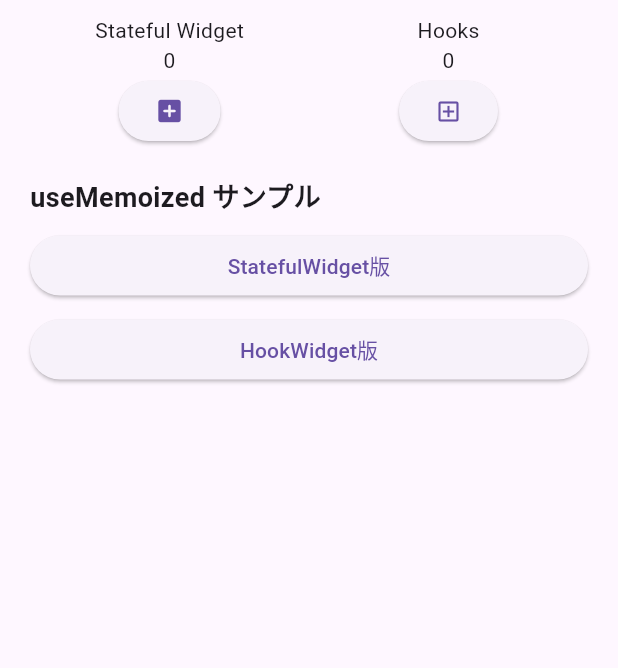
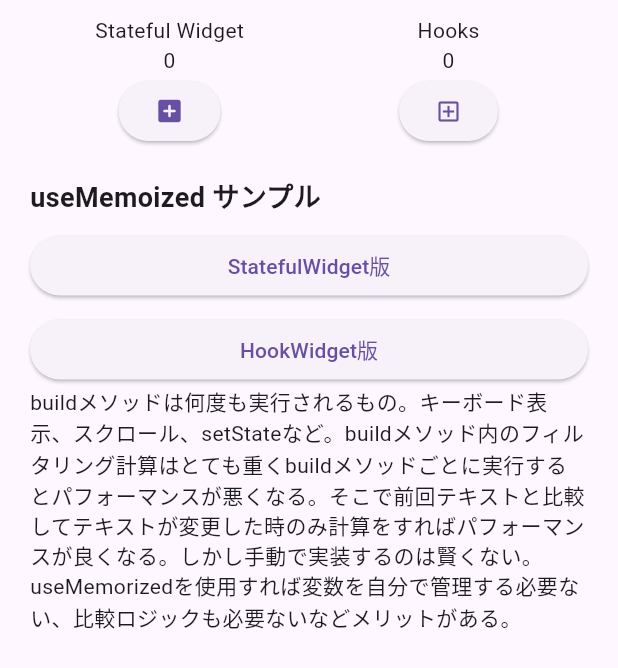
Before and after one commit to yukimiyake0607/flutter_hooks_sample, a Flutter app: the screen it shows after launch, on a phone screen of 412 x 824 dp. Shown: the top 668 px of the screen. Run offline on Flutter 3.47's test engine with Material 3 defaults, Android fonts, the phone set to English and light mode, and no system bars; our stand-ins replace flutter_hooks, hooks_riverpod.

Commit message:
update: Memoを追加

```diff
--- a/lib/src/home_screen.dart
+++ b/lib/src/home_screen.dart
@@ -23,6 +23,9 @@ class HomeScreen extends StatelessWidget {
                 ),
                 const SizedBox(height: 20),
                 const MemorizedMenuButtons(),
+                const Text(
+                  'buildメソッドは何度も実行されるもの。キーボード表示、スクロール、setStateなど。buildメソッド内のフィルタリング計算はとても重くbuildメソッドごとに実行するとパフォーマンスが悪くなる。そこで前回テキストと比較してテキストが変更した時のみ計算をすればパフォーマンスが良くなる。しかし手動で実装するのは賢くない。useMemorizedを使用すれば変数を自分で管理する必要ない、比較ロジックも必要ないなどメリットがある。',
+                ),
               ],
             ),
           ),
```
